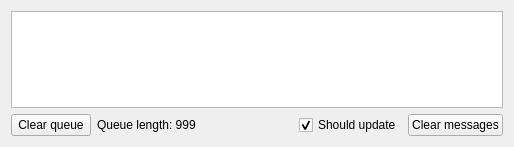
Qt form src/VMTD/VMTD/protocol/VMTDProtocolHandlerForm.ui (ekushko/qt-vxlan-mtd-old) before a commit.
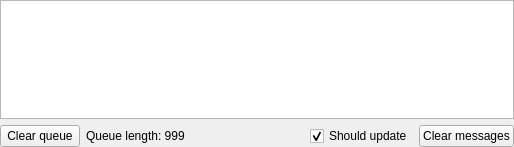
The same form after that commit.

What changed in the file:
```diff
--- a/src/VMTD/VMTD/protocol/VMTDProtocolHandlerForm.ui
+++ b/src/VMTD/VMTD/protocol/VMTDProtocolHandlerForm.ui
@@ -14,6 +14,18 @@
    <string>Form</string>
   </property>
   <layout class="QVBoxLayout" name="verticalLayout">
+   <property name="leftMargin">
+    <number>0</number>
+   </property>
+   <property name="topMargin">
+    <number>0</number>
+   </property>
+   <property name="rightMargin">
+    <number>0</number>
+   </property>
+   <property name="bottomMargin">
+    <number>0</number>
+   </property>
    <item>
     <widget class="QPlainTextEdit" name="pteFlow"/>
    </item>
```
